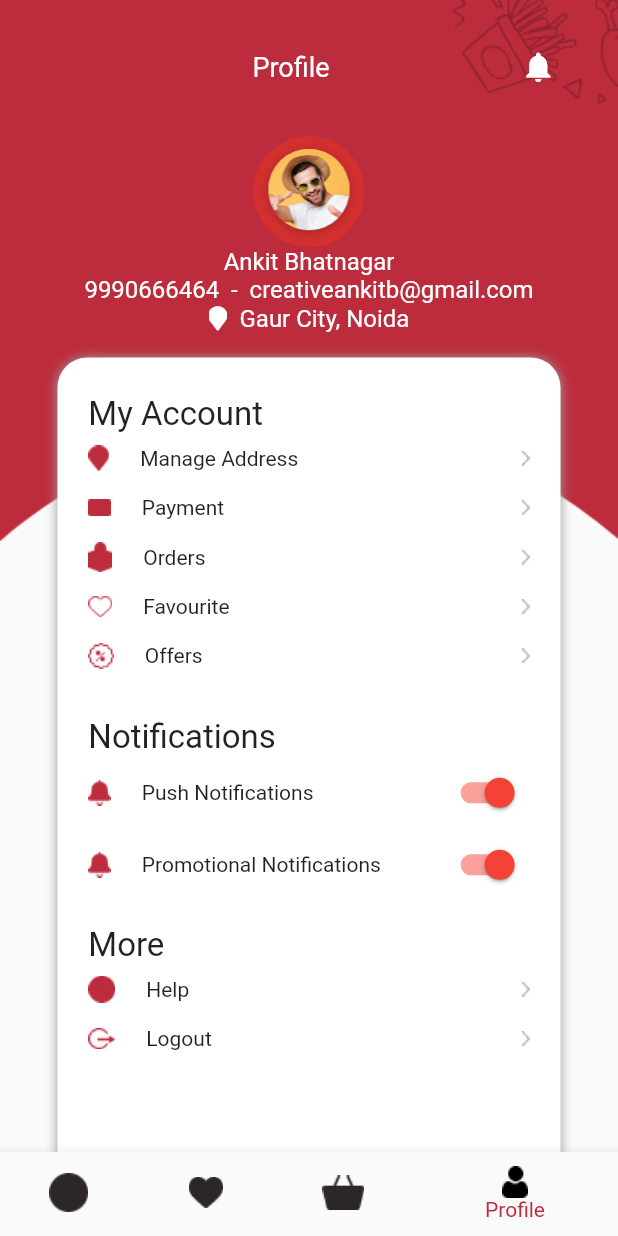
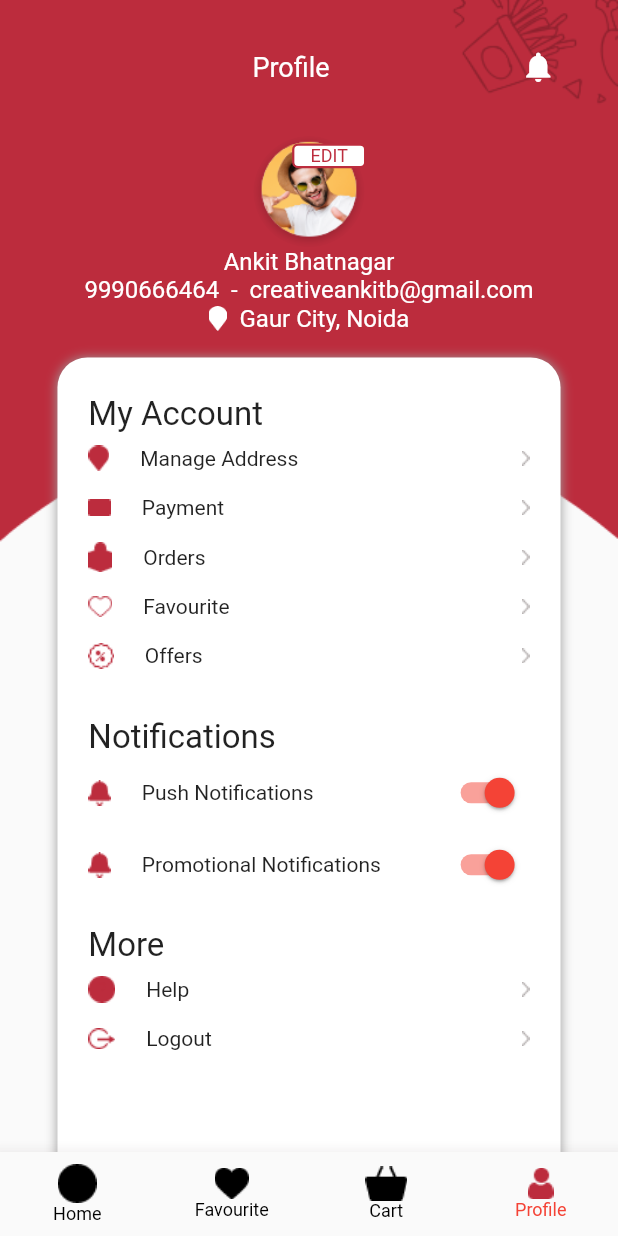
Before and after one commit to omarezzdeen/eat_app, a Flutter app: the BottomNavigationBarMuster screen opened by its route, item 4 of the bottom bar chosen, on a phone screen of 412 x 824 dp. Run offline on Flutter 3.47's test engine with Material 2 defaults, Android fonts, the phone set to English and light mode, and no system bars; our stand-ins replace hexcolor.

Commit message:
edit bottom navigation

```diff
--- /dev/null
+++ b/lib/screens/edit_profile_screen.dart
@@ -0,0 +1,14 @@
+import 'package:flutter/material.dart';
+
+class EditProfileScreen extends StatelessWidget {
+  const EditProfileScreen({Key? key}) : super(key: key);
+
+  @override
+  Widget build(BuildContext context) {
+    return Scaffold(
+      appBar: AppBar(
+        title: Text('Edit Profile'),
+      ),
+    );
+  }
+}
--- a/lib/screens/user_profile_screen.dart
+++ b/lib/screens/user_profile_screen.dart
@@ -1,7 +1,7 @@
+import 'package:eat_app/utils/routes.dart';
 import 'package:flutter/material.dart';
 import '../utils/images.dart';
 import '../widgets/widgets.dart';
-
 
 class UserProfileScreen extends StatefulWidget {
   const UserProfileScreen({Key? key}) : super(key: key);
@@ -39,19 +39,50 @@
         ),
         SingleChildScrollView(
           child: Column(
+            crossAxisAlignment: CrossAxisAlignment.center,
             children: [
               SizedBox(
                 height: size.height * 0.11,
               ),
-              SizedBox(
-                width: size.width * 0.2,
-                height: size.height * 0.09,
-                child: CircleAvatar(
-                  radius: size.width * 0.2,
-                  child: Image.asset(
-                    'assets/images/parson.png',
-                    fit: BoxFit.cover,
-                  ),
+              GestureDetector(
+                onTap: () => Navigator.of(context).pushNamed(Routs.editProfileScreen),
+                child: Stack(
+                  children: [
+                    SizedBox(
+                      width: size.width * 0.21,
+                      height: size.height * 0.09,
+                      child: const Center(
+                        child: CircleAvatar(
+                          backgroundColor: Colors.transparent,
+                          backgroundImage: AssetImage('assets/images/parson.png'),
+                          radius: 100,
+                        ),
+                      ),
+                    ),
+                    Positioned(
+                        top: 5,
+                        // right: 10,
+                        left: 32,
+                        child: Container(
+                          width: size.width * 0.12,
+                          height: size.height * 0.02,
+                          decoration: BoxDecoration(
+                            borderRadius: BorderRadius.circular(4.0),
+                            border: Border.all(
+                                color: Theme.of(context).primaryColor,
+                                width: 1.5),
+                            color: Colors.white,
+                          ),
+                          child: Center(
+                              child: Text(
+                            'EDIT',
+                            style: Theme.of(context)
+                                .textTheme
+                                .caption!
+                                .copyWith(color: Theme.of(context).primaryColor),
+                          )),
+                        )),
+                  ],
                 ),
               ),
               Text(
@@ -116,24 +147,63 @@
                             SizedBox(
                               height: size.height * 0.03,
                             ),
-                            Text('My Account',style: Theme.of(context).textTheme.headline5!.copyWith(fontSize: 22.0)),
-                            const ItemProfile(title: 'Manage Address', image: 'assets/images/location-icon.png', isChecked: true),
-                            const ItemProfile(title: 'Payment', image: 'assets/images/card-icon.png', isChecked: true),
-                            const ItemProfile(title: 'Orders', image: 'assets/images/product.png', isChecked: true),
-                            const ItemProfile(title: 'Favourite', image: 'assets/images/Fav-icon.png', isChecked: true),
-                            const ItemProfile(title: 'Offers', image: 'assets/images/Offer-icon.png', isChecked: true),
+                            Text('My Account',
+                                style: Theme.of(context)
+                                    .textTheme
+                                    .headline5!
+                                    .copyWith(fontSize: 22.0)),
+                            const ItemProfile(
+                                title: 'Manage Address',
+                                image: 'assets/images/location-icon.png',
+                                isChecked: true),
+                            const ItemProfile(
+                                title: 'Payment',
+                                image: 'assets/images/card-icon.png',
+                                isChecked: true),
+                            const ItemProfile(
+                                title: 'Orders',
+                                image: 'assets/images/product.png',
+                                isChecked: true),
+                            const ItemProfile(
+                                title: 'Favourite',
+                                image: 'assets/images/Fav-icon.png',
+                                isChecked: true),
+                            const ItemProfile(
+                                title: 'Offers',
+                                image: 'assets/images/Offer-icon.png',
+                                isChecked: true),
                             SizedBox(
                               height: size.height * 0.03,
                             ),
-                            Text('Notifications',style: Theme.of(context).textTheme.headline5!.copyWith(fontSize: 22.0)),
-                            const ItemProfile(title: 'Push Notifications', image: 'assets/images/Bell-Icon.png', isChecked: false),
-                            const ItemProfile(title: 'Promotional Notifications', image: 'assets/images/Bell-Icon.png', isChecked: false),
+                            Text('Notifications',
+                                style: Theme.of(context)
+                                    .textTheme
+                                    .headline5!
+                                    .copyWith(fontSize: 22.0)),
+                            const ItemProfile(
+                                title: 'Push Notifications',
+                                image: 'assets/images/Bell-Icon.png',
+                                isChecked: false),
+                            const ItemProfile(
+                                title: 'Promotional Notifications',
+                                image: 'assets/images/Bell-Icon.png',
+                                isChecked: false),
                             SizedBox(
                               height: size.height * 0.02,
                             ),
-                            Text('More',style: Theme.of(context).textTheme.headline5!.copyWith(fontSize: 22.0)),
-                            const ItemProfile(title: 'Help', image: 'assets/images/help.png', isChecked: true),
-                            const ItemProfile(title: 'Logout', image: 'assets/images/logout.png', isChecked: true),
+                            Text('More',
+                                style: Theme.of(context)
+                                    .textTheme
+                                    .headline5!
+                                    .copyWith(fontSize: 22.0)),
+                            const ItemProfile(
+                                title: 'Help',
+                                image: 'assets/images/help.png',
+                                isChecked: true),
+                            const ItemProfile(
+                                title: 'Logout',
+                                image: 'assets/images/logout.png',
+                                isChecked: true),
                           ],
                         ),
                       ),
--- a/lib/utils/routes.dart
+++ b/lib/utils/routes.dart
@@ -1,7 +1,6 @@
-
-import 'package:eat_app/screens/details_screen.dart';
 import 'package:eat_app/widgets/components/bottom_navigation_bar.dart';
 
+import '../screens/edit_profile_screen.dart';
 import '../screens/screens.dart';
 
 class AppRouts {
@@ -15,6 +14,7 @@
     Routs.signupScreen: (ctx) => SignUpScreen(),
     Routs.bottomNavigationScreen: (ctx) => const BottomNavigationBarMuster(),
     Routs.detailsScreen: (ctx) => const DetailsScreen(),
+    Routs.editProfileScreen: (ctx) => const EditProfileScreen(),
   };
 }
 
@@ -25,4 +25,5 @@
   static const signupScreen = '/signupScreen';
   static const bottomNavigationScreen = '/bottomNavigationScreen';
   static const detailsScreen = '/detailsScreen';
+  static const editProfileScreen = '/editProfileScreen';
 }
--- a/lib/widgets/components/bottom_navigation_bar.dart
+++ b/lib/widgets/components/bottom_navigation_bar.dart
@@ -7,7 +7,8 @@
   const BottomNavigationBarMuster({Key? key}) : super(key: key);
 
   @override
-  State<BottomNavigationBarMuster> createState() => _BottomNavigationBarMusterState();
+  State<BottomNavigationBarMuster> createState() =>
+      _BottomNavigationBarMusterState();
 }
 
 class _BottomNavigationBarMusterState extends State<BottomNavigationBarMuster> {
@@ -34,27 +35,71 @@
       ),
       bottomNavigationBar: BottomNavigationBar(
         currentIndex: _selectedIndex,
-        selectedItemColor: Theme.of(context).primaryColor,
+        selectedFontSize: 12.0,
+        elevation: 10.0,
+        type: BottomNavigationBarType.fixed,
+        enableFeedback: true,
+        unselectedItemColor: Colors.black,
+        // selectedItemColor: Theme.of(context).primaryColor,
         onTap: _onItemTapped,
         items: [
           BottomNavigationBarItem(
-            icon: Image.asset(ImageResources.bottomHomeImage,fit: BoxFit.cover,),
+            icon: _selectedIndex == 0
+                ? Image.asset(
+                    ImageResources.bottomHomeImage,
+                    fit: BoxFit.cover,
+                    color: Theme.of(context).primaryColor,
+                  )
+                : Image.asset(
+                    ImageResources.bottomHomeImage,
+                    fit: BoxFit.cover,
+                    color: Colors.black,
+                  ),
             label: 'Home',
             // activeIcon: Image.asset(ImageResources.bottomHomeImage),
           ),
           BottomNavigationBarItem(
-            icon: Image.asset(ImageResources.bottomHeartImage,fit: BoxFit.cover,),
+            icon: _selectedIndex == 1
+                ? Image.asset(
+                    ImageResources.bottomHeartImage,
+                    fit: BoxFit.cover,
+                    color: Theme.of(context).primaryColor,
+                  )
+                : Image.asset(
+                    ImageResources.bottomHeartImage,
+                    fit: BoxFit.cover,
+                    color: Colors.black,
+                  ),
             label: 'Favourite',
           ),
           BottomNavigationBarItem(
-            icon: Image.asset(ImageResources.bottomCartImage,fit: BoxFit.cover,),
+            icon: _selectedIndex == 2
+                ? Image.asset(
+                    ImageResources.bottomCartImage,
+                    fit: BoxFit.cover,
+                    color: Theme.of(context).primaryColor,
+                  )
+                : Image.asset(
+                    ImageResources.bottomCartImage,
+                    fit: BoxFit.cover,
+                    color: Colors.black,
+                  ),
             label: 'Cart',
           ),
           BottomNavigationBarItem(
-            icon: Image.asset(ImageResources.bottomUsersImage,fit: BoxFit.cover,),
+            icon: _selectedIndex == 3
+                ? Image.asset(
+                    ImageResources.bottomUsersImage,
+                    fit: BoxFit.cover,
+                    color: Theme.of(context).primaryColor,
+                  )
+                : Image.asset(
+                    ImageResources.bottomUsersImage,
+                    fit: BoxFit.cover,
+                    color: Colors.black,
+                  ),
             label: 'Profile',
           ),
-
         ],
       ),
     );
--- a/lib/widgets/items/custom_text_from_field.dart
+++ b/lib/widgets/items/custom_text_from_field.dart
@@ -6,11 +6,15 @@
   final bool isIcon;
 
   const CustomTextFromField(
-      {Key? key,required this.textHint, this.icon, required this.isIcon}): super(key: key);
+      {Key? key, required this.textHint, this.icon, required this.isIcon})
+      : super(key: key);
 
   @override
   Widget build(BuildContext context) {
-    return TextFormField(
+    return
+      // ---> Signup TextField
+      isIcon == true
+        ? TextFormField(
             // cursorHeight: MediaQuery.of(context).size.height * 0.042,
             cursorColor: Theme.of(context).cursorColor,
             // initialValue: 'Input text',
@@ -20,12 +24,10 @@
                 //   color: Color(0xFF6200EE),
                 // ),
                 hintText: textHint,
-        prefixIcon:  isIcon == true
-            ? Icon(
+                prefixIcon: Icon(
                   icon,
                   color: Colors.black,
                 )
-            : const SizedBox(width: 0,height: 0,),
                 // helperText: 'Helper text',
                 // suffixIcon: Icon(
                 //   Icons.check_circle,
@@ -34,6 +36,14 @@
                 //   borderSide: BorderSide(color: Color(0xFF6200EE)),
                 // ),
                 ),
+          )
+
+
+    // ---> Login TextField
+        : TextFormField(
+            decoration: InputDecoration(
+              hintText: textHint,
+            ),
           );
   }
 }
```
Lines whose indentation alone changed are shown as unchanged.
